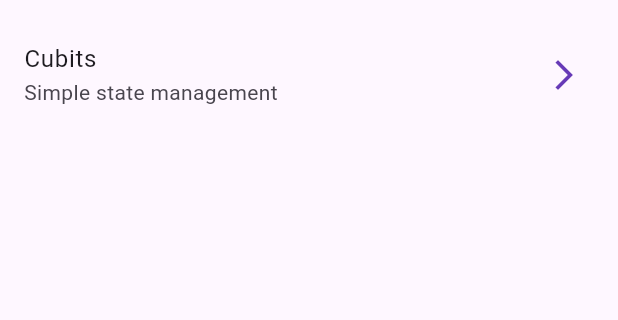
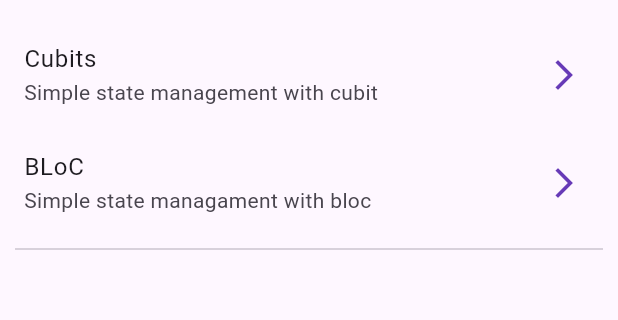
Before and after one commit to ProgramadorIV/forms_app, a Flutter app: the screen it shows after launch, on a phone screen of 412 x 824 dp, the part 63-383 px from its top. Run offline on Flutter 3.47's test engine with Material 2 defaults, Android fonts, the phone set to English and light mode, and no system bars; our stand-ins replace equatable, flutter_bloc, go_router.

```diff
--- a/lib/presentation/screens/home_screen.dart
+++ b/lib/presentation/screens/home_screen.dart
@@ -14,10 +14,20 @@ class HomeScreen extends StatelessWidget {
         children: [
           ListTile(
             title: const Text('Cubits'),
-            subtitle: const Text('Simple state management'),
+            subtitle: const Text('Simple state management with cubit'),
             trailing: const Icon(Icons.arrow_forward_ios),
             onTap: () => context.push('/cubits'),
-          )
+          ),
+          ListTile(
+            title: const Text('BLoC'),
+            subtitle: const Text('Simple state managament with bloc'),
+            trailing: const Icon(Icons.arrow_forward_ios),
+            onTap: () => context.push('/counter_bloc'),
+          ),
+          const Padding(
+            padding: EdgeInsets.symmetric(horizontal: 10),
+            child: Divider(),
+          ),
         ],
       ),
     );
```
Also changed, not shown: lib/presentation/screens/bloc_counter_screen.dart (+44 -6 lines).
